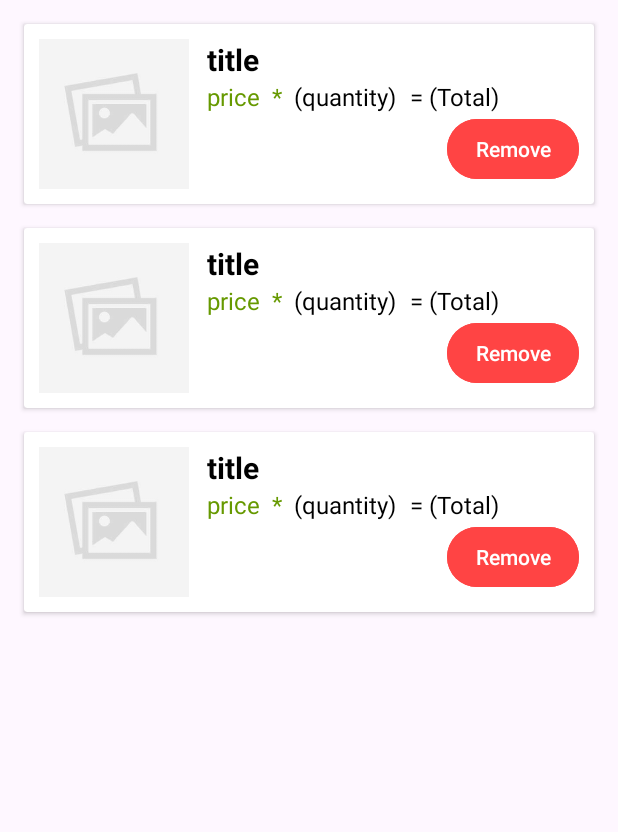
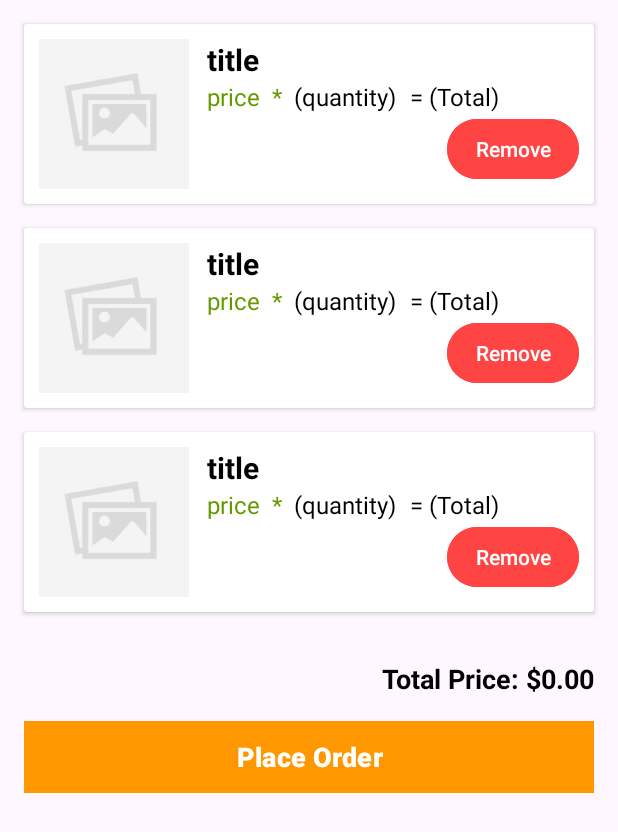
Before and after one commit to dinodtharinda/MAD-Assessment-4, an Android app: the layout fragment_cart.xml on its own in the app's theme, with its tools: preview values and no code run, on a phone screen of 412 x 824 dp. Shown: the top 832 px of the screen. Run offline under Robolectric (Android 15) with nearby library versions, the phone set to English and light mode, and no system bars.

Commit message:
cart item remove  order place part done

```diff
--- a/app/src/main/java/com/example/mad_assessment_4/adapters/CartItemAdapter.java
+++ b/app/src/main/java/com/example/mad_assessment_4/adapters/CartItemAdapter.java
@@ -24,9 +24,10 @@ import java.util.List;
 public class CartItemAdapter extends RecyclerView.Adapter<CartItemAdapter.CartItemViewHolder> {
 
     private List<CartItem> cartItems;
-
-    public CartItemAdapter(List<CartItem> cartItems) {
+    private final Runnable updateTotalPriceCallback;
+    public CartItemAdapter(List<CartItem> cartItems, Runnable updateTotalPriceCallback) {
         this.cartItems = cartItems;
+        this.updateTotalPriceCallback = updateTotalPriceCallback;
     }
 
     @NonNull
@@ -53,6 +54,7 @@ public class CartItemAdapter extends RecyclerView.Adapter<CartItemAdapter.CartIt
                 CartManager.getInstance().removeFromCart(cartItem.getPizza());
                 notifyItemRemoved(position);
                 notifyItemRangeChanged(position, cartItems.size());
+                updateTotalPriceCallback.run();
             }
         });
 
--- a/app/src/main/res/layout/fragment_cart.xml
+++ b/app/src/main/res/layout/fragment_cart.xml
@@ -10,7 +10,7 @@
     <androidx.constraintlayout.widget.ConstraintLayout
         android:id="@+id/clScreen"
         android:layout_width="match_parent"
-        android:layout_height="match_parent">
+        android:layout_height="wrap_content">
         <androidx.recyclerview.widget.RecyclerView
             android:id="@+id/recyclerViewCart"
             android:layout_width="match_parent"
@@ -18,9 +18,45 @@
             app:layout_constraintStart_toStartOf="parent"
             app:layout_constraintTop_toTopOf="parent"
             app:layout_constraintEnd_toEndOf="parent"
-            app:layout_constraintBottom_toBottomOf="parent"
+           app:layout_constraintBottom_toTopOf="@id/llOrderSummary"
             android:padding="8dp"
             tools:listitem="@layout/cart_item_layout" />
+
+        <LinearLayout
+            android:id="@+id/llOrderSummary"
+            android:layout_width="match_parent"
+            android:layout_height="wrap_content"
+            android:orientation="vertical"
+            app:layout_constraintBottom_toBottomOf="parent"
+            app:layout_constraintStart_toStartOf="parent"
+            app:layout_constraintEnd_toEndOf="parent"
+            android:padding="16dp"
+            android:layout_gravity="bottom">
+
+            <!-- Total Price -->
+            <TextView
+                android:id="@+id/tvTotalPrice"
+                android:layout_width="match_parent"
+                android:layout_height="wrap_content"
+                android:text="Total Price: $0.00"
+                android:textSize="18sp"
+                android:textStyle="bold"
+                android:textColor="@android:color/black"
+                android:gravity="end"/>
+
+            <!-- Place Order Button -->
+            <Button
+                android:id="@+id/buttonPlaceOrder"
+                android:layout_width="match_parent"
+                android:layout_height="wrap_content"
+                android:text="Place Order"
+                android:textSize="18sp"
+                android:textStyle="bold"
+                android:background="@drawable/rounded_button_bg"
+                android:textColor="@android:color/white"
+                android:layout_marginTop="16dp"/>
+
+        </LinearLayout>
     </androidx.constraintlayout.widget.ConstraintLayout>
 
 
```
Also changed, not shown: app/src/main/java/com/example/mad_assessment_4/data/models/Order.java (added, +51 -0 lines), app/src/main/java/com/example/mad_assessment_4/utils/CartManager.java (+23 -0 lines), app/src/main/java/com/example/mad_assessment_4/utils/OrderManager.java (added, +33 -0 lines), app/src/main/java/com/example/mad_assessment_4/views/fragments/CartFragment.java (+47 -2 lines), app/src/main/res/layout/fragment_orders.xml (+8 -3 lines).
